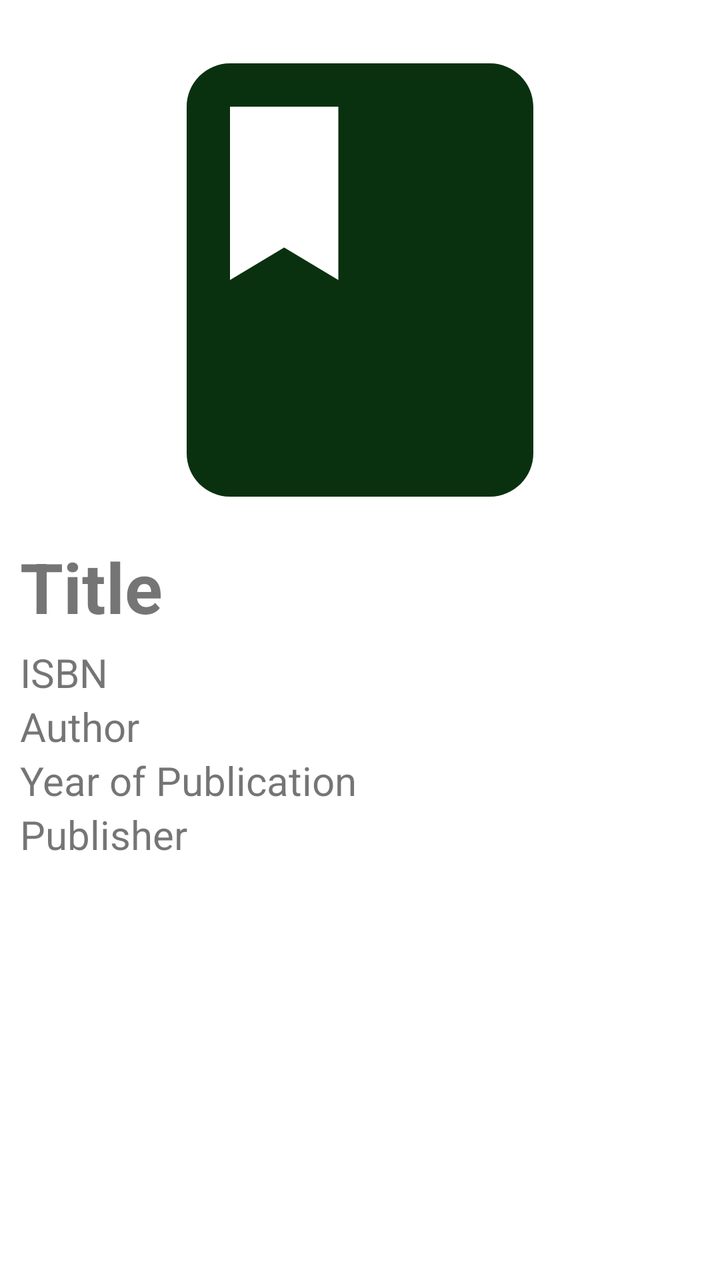
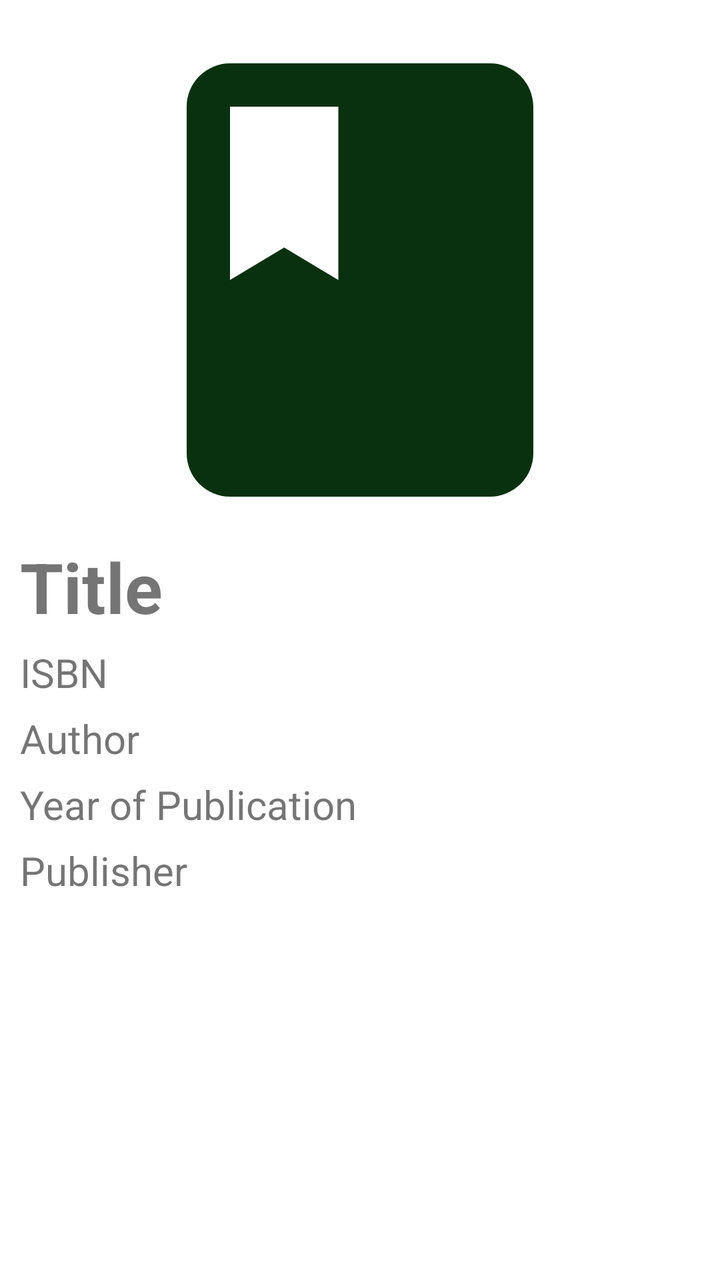

The first picture is an Android layout as it rendered before a commit; the second is the same layout after the commit. The layout source and the unified diff follow.
<!-- AndroidManifest.xml: application theme Theme.MyBooksFadli -->
<!-- res/layout/activity_detail.xml -->
<?xml version="1.0" encoding="utf-8"?>
<LinearLayout xmlns:android="http://schemas.android.com/apk/res/android"
    xmlns:app="http://schemas.android.com/apk/res-auto"
    xmlns:tools="http://schemas.android.com/tools"
    android:layout_width="match_parent"
    android:layout_height="match_parent"
    tools:context=".activities.DetailActivity"
    android:orientation="vertical"
    android:padding="10dp"
    >

    <ImageView
        android:id="@+id/iv_image"
        android:layout_width="260dp"
        android:layout_height="260dp"
        android:src="@drawable/ic_book_24"
        android:layout_gravity="center"
        />

    <TextView
        android:id="@+id/tv_title"
        android:layout_width="match_parent"
        android:layout_height="wrap_content"
        android:text="Title"
        android:textStyle="bold"
        android:textSize="35sp"
        android:paddingBottom="6dp"
        />

    <TextView
        android:id="@+id/tv_isbn"
        android:layout_width="match_parent"
        android:layout_height="wrap_content"
        android:text="ISBN"
        android:textSize="20sp"
        />

    <TextView
        android:id="@+id/tv_author"
        android:layout_width="match_parent"
        android:layout_height="wrap_content"
        android:text="Author"
        android:textSize="20sp"
        />

    <TextView
        android:id="@+id/tv_year_of_publication"
        android:layout_width="match_parent"
        android:layout_height="wrap_content"
        android:text="Year of Publication"
        android:textSize="20sp"
        />

    <TextView
        android:id="@+id/tv_publisher"
        android:layout_width="match_parent"
        android:layout_height="wrap_content"
        android:text="Publisher"
        android:textSize="20sp"
        />

</LinearLayout>
<!-- resources referenced by this layout -->
<resources>
  <!-- drawable ic_book_24 (drawable) -->
  <vector android:height="24dp" android:tint="#0A310F"
      android:viewportHeight="24" android:viewportWidth="24"
      android:width="24dp" xmlns:android="http://schemas.android.com/apk/res/android">
      <path android:fillColor="@android:color/white" android:pathData="M18,2H6c-1.1,0 -2,0.9 -2,2v16c0,1.1 0.9,2 2,2h12c1.1,0 2,-0.9 2,-2V4c0,-1.1 -0.9,-2 -2,-2zM6,4h5v8l-2.5,-1.5L6,12V4z"/>
  </vector>
  <style name="Theme.MyBooksFadli" parent="Theme.MaterialComponents.DayNight.DarkActionBar">
          
          <item name="colorPrimary">@color/purple_500</item>
          <item name="colorPrimaryVariant">@color/purple_700</item>
          <item name="colorOnPrimary">@color/white</item>
          
          <item name="colorSecondary">@color/teal_200</item>
          <item name="colorSecondaryVariant">@color/teal_700</item>
          <item name="colorOnSecondary">@color/black</item>
          
          <item name="android:statusBarColor">?attr/colorPrimaryVariant</item>
          
      </style>
  <color name="purple_500">#FF6200EE</color>
  <color name="purple_700">#FF3700B3</color>
  <color name="white">#FFFFFFFF</color>
  <color name="teal_200">#FF03DAC5</color>
  <color name="teal_700">#FF018786</color>
  <color name="black">#FF000000</color>
</resources>

<!-- the commit's change to res/layout/activity_detail.xml (unified diff, before → after) -->
@@ -33,6 +33,7 @@
         android:layout_height="wrap_content"
         android:text="ISBN"
         android:textSize="20sp"
+        android:paddingBottom="6dp"
         />
 
     <TextView
@@ -41,6 +42,7 @@
         android:layout_height="wrap_content"
         android:text="Author"
         android:textSize="20sp"
+        android:paddingBottom="6dp"
         />
 
     <TextView
@@ -49,6 +51,7 @@
         android:layout_height="wrap_content"
         android:text="Year of Publication"
         android:textSize="20sp"
+        android:paddingBottom="6dp"
         />
 
     <TextView
@@ -57,6 +60,7 @@
         android:layout_height="wrap_content"
         android:text="Publisher"
         android:textSize="20sp"
+        android:paddingBottom="6dp"
         />
 
 </LinearLayout>
